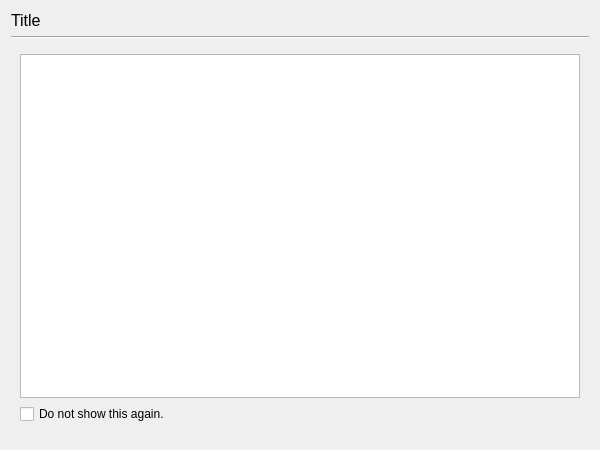
Before: the Qt Designer form resources/ui/documentView.ui in devhotteok/TwitchLink, drawn with Qt 5.
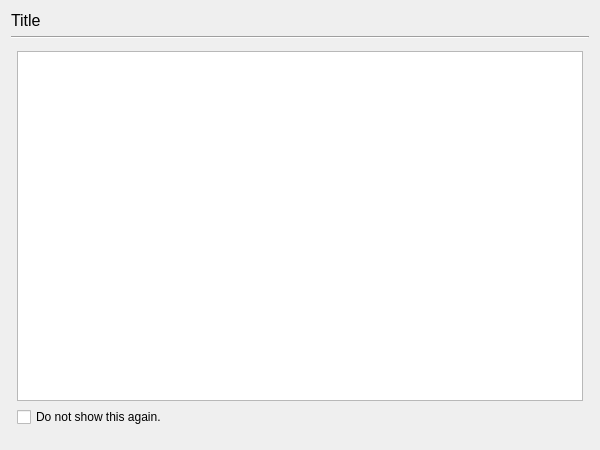
After: the same form once the commit is applied.

Patch:
```diff
--- a/resources/ui/documentView.ui
+++ b/resources/ui/documentView.ui
@@ -10,6 +10,11 @@
     <height>450</height>
    </rect>
   </property>
+  <property name="font">
+   <font>
+    <pointsize>9</pointsize>
+   </font>
+  </property>
   <property name="locale">
    <locale language="English" country="UnitedStates"/>
   </property>
@@ -42,6 +47,18 @@
    <item>
     <widget class="QWidget" name="contentArea" native="true">
      <layout class="QVBoxLayout" name="contentAreaLayout">
+      <property name="leftMargin">
+       <number>6</number>
+      </property>
+      <property name="topMargin">
+       <number>6</number>
+      </property>
+      <property name="rightMargin">
+       <number>6</number>
+      </property>
+      <property name="bottomMargin">
+       <number>6</number>
+      </property>
       <item>
        <widget class="QTextBrowser" name="contentBrowser"/>
       </item>
```
Left out of the diff: 6 changed lines with no effect on the pictures.
